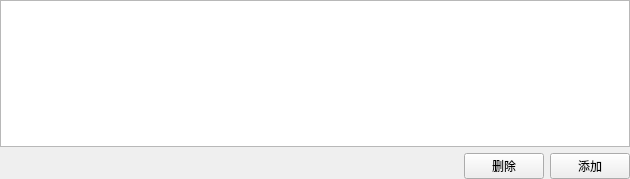
Above: src/pages/page/other/transmission/SAKTransmissionPage.ui from x-tools-author/x-tools before the change. Below: the same form after it.
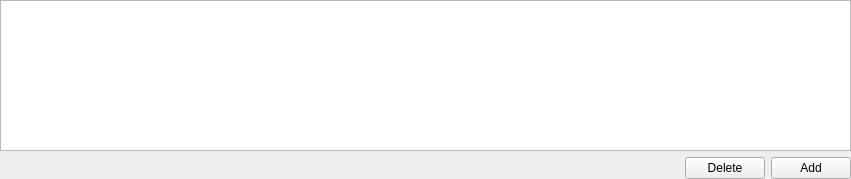
That is the form after the change.

The edit to the form file:
```diff
--- a/src/pages/page/other/transmission/SAKTransmissionPage.ui
+++ b/src/pages/page/other/transmission/SAKTransmissionPage.ui
@@ -6,7 +6,7 @@
    <rect>
     <x>0</x>
     <y>0</y>
-    <width>630</width>
+    <width>851</width>
     <height>179</height>
    </rect>
   </property>
@@ -29,14 +29,14 @@
    <item row="1" column="2">
     <widget class="QPushButton" name="addItemPushButton">
      <property name="text">
-      <string>添加</string>
+      <string>Add</string>
      </property>
     </widget>
    </item>
    <item row="1" column="1">
     <widget class="QPushButton" name="deleteItemPushButton">
      <property name="text">
-      <string>删除</string>
+      <string>Delete</string>
      </property>
     </widget>
    </item>
```
Left out of the diff: 2 changed lines with no effect on the pictures.
